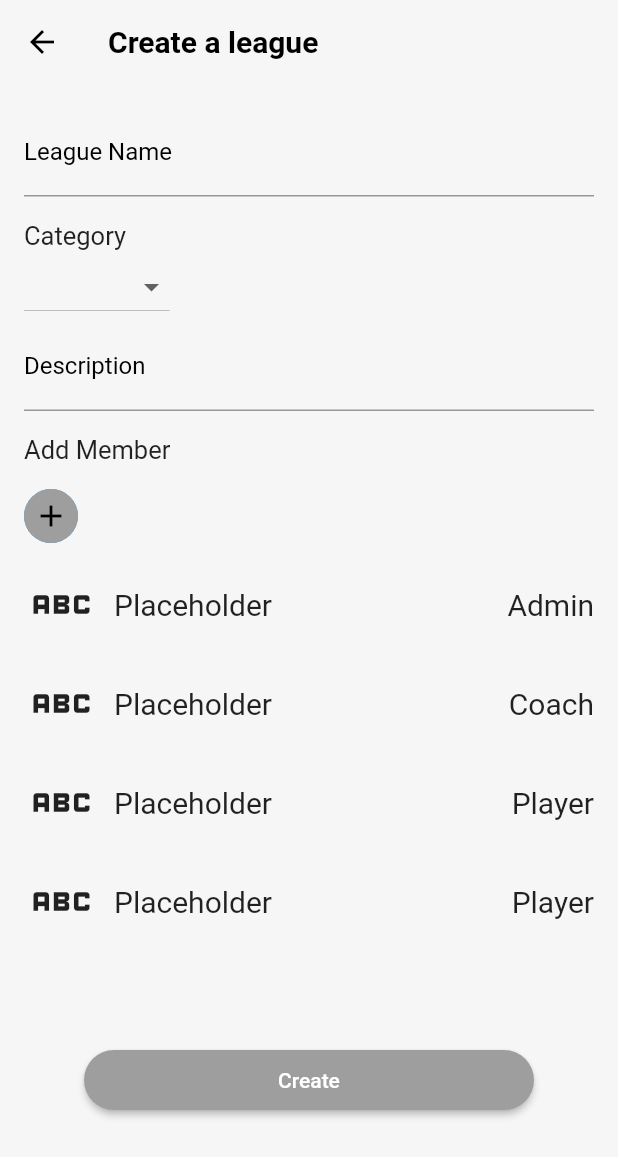
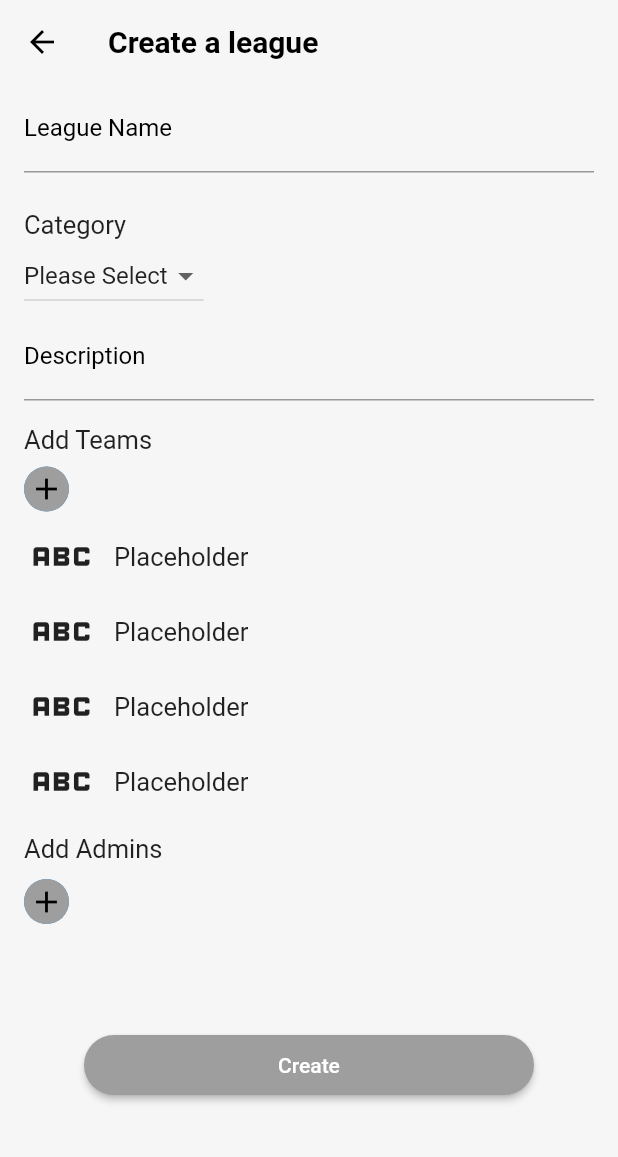
Before and after one commit to leaps-live/leaps-frontend, a Flutter app: the CreateLeagueScreen screen opened by its route, on a phone screen of 412 x 824 dp. Shown: the top 1157 px of the screen. Run offline on Flutter 3.47's test engine with Material 2 defaults, Android fonts, the phone set to English and light mode, and no system bars; network calls fail.

Commit message:
feat: addTeam page and modify addLeague page

```diff
--- a/lib/main.dart
+++ b/lib/main.dart
@@ -1,6 +1,7 @@
 import 'package:flutter/material.dart';
 import 'package:leaps_frontend/screens/careerprofile_screen.dart';
-import 'package:leaps_frontend/screens/createLeague_screen.dart';
+import 'package:leaps_frontend/screens/createleague_screen.dart';
+import 'package:leaps_frontend/screens/createteam_screen.dart';
 import 'package:leaps_frontend/screens/main_screen.dart';
 import 'package:leaps_frontend/screens/onboarding_screen.dart';
 import 'package:leaps_frontend/screens/searchMember_screen.dart';
@@ -35,6 +36,7 @@ class MyApp extends StatelessWidget {
         UserProfileScreen.routeName: (context) => const UserProfileScreen(),
         CareerProfileScreen.routeName: (context) => const CareerProfileScreen(),
         CreateLeagueScreen.routeName: (context) => const CreateLeagueScreen(),
+        CreateTeamScreen.routeName: (context) => const CreateTeamScreen(),
         SearchMemberScreen.routeName: (context) => const SearchMemberScreen(),
       },
       home: const MainScreen(),
--- a/lib/screens/createleague_screen.dart
+++ b/lib/screens/createleague_screen.dart
@@ -10,7 +10,7 @@ class CreateLeagueScreen extends StatefulWidget {
 }
 
 class _CreateLeagueScreenState extends State<CreateLeagueScreen> {
-  String? selectedValue;
+  String selectedValue = "Please Select";
   @override
   Widget build(BuildContext context) {
     return Scaffold(
@@ -22,7 +22,7 @@ class _CreateLeagueScreenState extends State<CreateLeagueScreen> {
         iconTheme: const IconThemeData(color: Colors.black),
       ),
       body: Padding(
-        padding: const EdgeInsets.all(16.0),
+        padding: const EdgeInsets.only(left: 16.0, right: 16),
         child: Column(
           crossAxisAlignment: CrossAxisAlignment.start,
           children: [
@@ -35,7 +35,7 @@ class _CreateLeagueScreenState extends State<CreateLeagueScreen> {
                 ),
               ),
             ),
-            const SizedBox(height: 16.0),
+            const SizedBox(height: 25.0),
 
             //category dropdown button
 
@@ -52,7 +52,13 @@ class _CreateLeagueScreenState extends State<CreateLeagueScreen> {
                   });
                 }
               },
-              items: <String>['basketball', 'football', 'tennis', 'volleyball']
+              items: <String>[
+                'Please Select',
+                'basketball',
+                'football',
+                'tennis',
+                'volleyball'
+              ]
                   .map<DropdownMenuItem<String>>((String value) {
                     return DropdownMenuItem<String>(
                       value: value,
@@ -74,18 +80,19 @@ class _CreateLeagueScreenState extends State<CreateLeagueScreen> {
               // maxLines: 3,
             ),
             const SizedBox(height: 16.0),
+
             const Text(
-              'Add Member',
+              'Add Teams',
               style: TextStyle(fontSize: 17),
             ),
-            const SizedBox(height: 16.0),
+            const SizedBox(height: 8.0),
             GestureDetector(
               onTap: () {
                 Navigator.pushNamed(context, SearchMemberScreen.routeName);
               },
               child: Container(
-                width: 36,
-                height: 36,
+                width: 30,
+                height: 30,
                 decoration: const BoxDecoration(
                   shape: BoxShape.circle,
                   color: Colors.blue,
@@ -100,7 +107,7 @@ class _CreateLeagueScreenState extends State<CreateLeagueScreen> {
               ),
             ),
             const SizedBox(
-              height: 16.0,
+              height: 5.0,
             ),
             Column(
               children: [
@@ -115,21 +122,11 @@ class _CreateLeagueScreenState extends State<CreateLeagueScreen> {
                         margin: const EdgeInsets.only(left: 10), // 设置左边距为10
                         child: const Text(
                           "Placeholder",
-                          style: TextStyle(fontSize: 20),
+                          style: TextStyle(fontSize: 17),
                         ),
                       ),
                     ),
-                    Container(
-                      margin: const EdgeInsets.only(left: 10), // 设置左边距为10
-                      child: const Text(
-                        "Admin",
-                        style: TextStyle(fontSize: 20),
-                      ),
-                    ),
                   ],
-                ),
-                const SizedBox(
-                  height: 16,
                 ),
                 Row(
                   children: [
@@ -142,21 +139,11 @@ class _CreateLeagueScreenState extends State<CreateLeagueScreen> {
                         margin: const EdgeInsets.only(left: 10), // 设置左边距为10
                         child: const Text(
                           "Placeholder",
-                          style: TextStyle(fontSize: 20),
+                          style: TextStyle(fontSize: 17),
                         ),
                       ),
                     ),
-                    Container(
-                      margin: const EdgeInsets.only(left: 10), // 设置左边距为10
-                      child: const Text(
-                        "Coach",
-                        style: TextStyle(fontSize: 20),
-                      ),
-                    ),
                   ],
-                ),
-                const SizedBox(
-                  height: 16,
                 ),
                 Row(
                   children: [
@@ -169,21 +156,11 @@ class _CreateLeagueScreenState extends State<CreateLeagueScreen> {
                         margin: const EdgeInsets.only(left: 10), // 设置左边距为10
                         child: const Text(
                           "Placeholder",
-                          style: TextStyle(fontSize: 20),
+                          style: TextStyle(fontSize: 17),
                         ),
                       ),
                     ),
-                    Container(
-                      margin: const EdgeInsets.only(left: 10), // 设置左边距为10
-                      child: const Text(
-                        "Player",
-                        style: TextStyle(fontSize: 20),
-                      ),
-                    ),
                   ],
-                ),
-                const SizedBox(
-                  height: 16,
                 ),
                 Row(
                   children: [
@@ -196,19 +173,52 @@ class _CreateLeagueScreenState extends State<CreateLeagueScreen> {
                         margin: const EdgeInsets.only(left: 10), // 设置左边距为10
                         child: const Text(
                           "Placeholder",
-                          style: TextStyle(fontSize: 20),
+                          style: TextStyle(fontSize: 17),
                         ),
-                      ),
-                    ),
-                    Container(
-                      margin: const EdgeInsets.only(left: 10), // 设置左边距为10
-                      child: const Text(
-                        "Player",
-                        style: TextStyle(fontSize: 20),
                       ),
                     ),
                   ],
                 ),
+                const SizedBox(
+                  height: 10,
+                ),
+                const Row(
+                  children: [
+                    Text(
+                      'Add Admins',
+                      style: TextStyle(fontSize: 17),
+                    ),
+                    SizedBox(height: 8.0),
+                  ],
+                ),
+                const SizedBox(
+                  height: 10,
+                ),
+                Row(
+                  children: [
+                    GestureDetector(
+                      onTap: () {
+                        Navigator.pushNamed(
+                            context, SearchMemberScreen.routeName);
+                      },
+                      child: Container(
+                        width: 30,
+                        height: 30,
+                        decoration: const BoxDecoration(
+                          shape: BoxShape.circle,
+                          color: Colors.blue,
+                        ),
+                        child: const CircleAvatar(
+                          backgroundColor: Colors.grey,
+                          child: Icon(
+                            Icons.add,
+                            color: Colors.black,
+                          ),
+                        ),
+                      ),
+                    ),
+                  ],
+                )
               ],
             ),
 
```
Also changed, not shown: lib/screens/createteam_screen.dart (added, +301 -0 lines), lib/screens/onboarding_screen.dart (+9 -0 lines).
